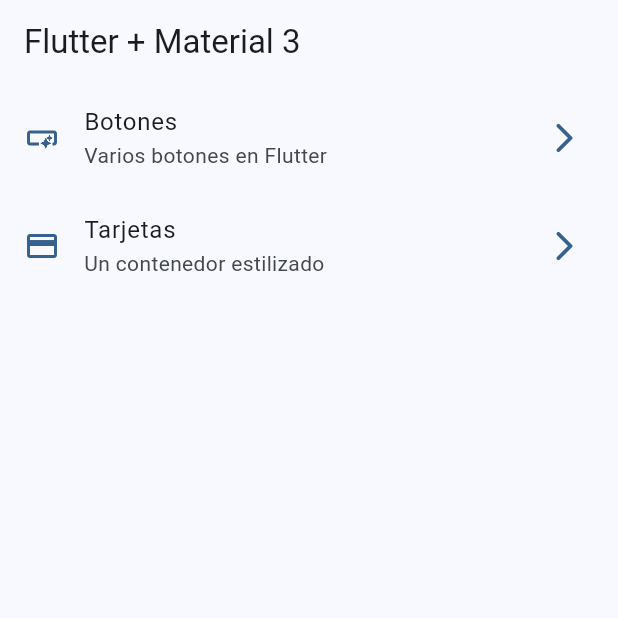
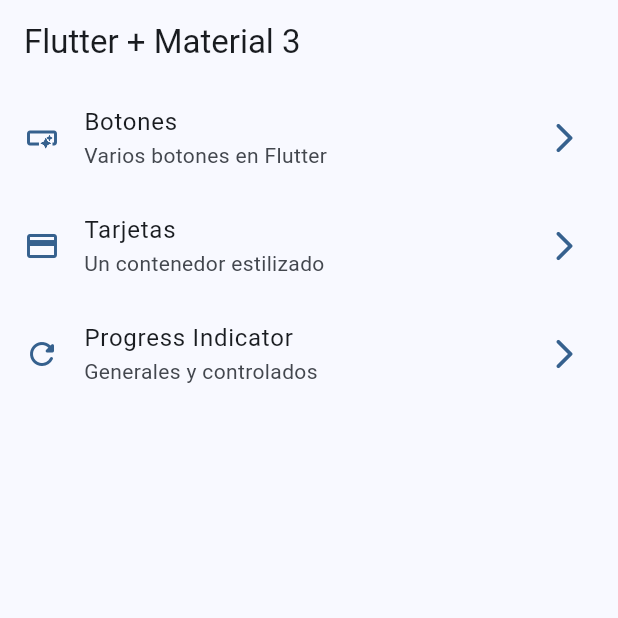
Before and after one commit to tamagoman/flutter-widget_app, a Flutter app: the screen it shows after launch, on a phone screen of 412 x 824 dp, the top half of it. Run offline on Flutter 3.47's test engine with Material 3 defaults, Android fonts, the phone set to English and light mode, and no system bars; our stand-ins replace go_router; missing offline and left inert: dart:ffi.

Commit message:
Progress indicator finished

```diff
--- a/lib/config/menu/menu_items.dart
+++ b/lib/config/menu/menu_items.dart
@@ -34,12 +34,12 @@ final appMenuItems = <MenuItem>[
     link: '/cards',
     icon: Icons.credit_card
   ),
-  // MenuItem(
-  //   title: 'Progress Indicator',
-  //   subTitle: 'Generales y controlados',
-  //   link: '/progress',
-  //   icon: Icons.refresh_rounded
-  // ),
+  MenuItem(
+    title: 'Progress Indicator',
+    subTitle: 'Generales y controlados',
+    link: '/progress',
+    icon: Icons.refresh_rounded
+  ),
   // MenuItem(
   //   title: 'Snackbars y Dialogs',
   //   subTitle: 'Indicadores en pantalla',
--- a/lib/config/router/app_router.dart
+++ b/lib/config/router/app_router.dart
@@ -20,5 +20,10 @@ final appRouter = GoRouter(
       path: '/buttons',
       builder: (context, state) => const ButtonsScreen(),
     ),
+    GoRoute(
+      name: ProgressScreen.name,
+      path: '/progress',
+      builder: (context, state) => const ProgressScreen(),
+    ),
   ],
 );
```
Also changed, not shown: lib/presentation/screens/progress/progress_screen.dart (+70 -1 lines).
